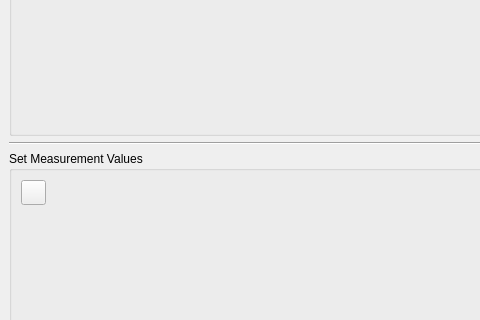
The window that src/mainwindow.ui (marvin5300/general-purpose-control) describes before a commit, drawn with Qt 5; both pictures show x 0 to 480 and y 216 to 536 of the 908 by 722 pixel window.
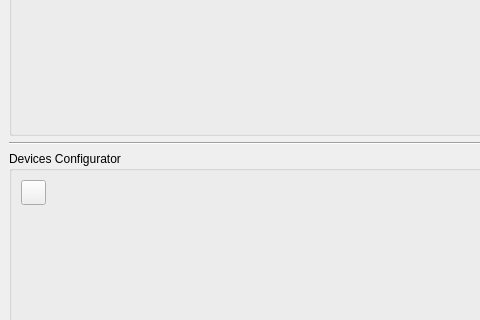
The same window after the commit.

```diff
--- a/src/mainwindow.ui
+++ b/src/mainwindow.ui
@@ -99,7 +99,7 @@
     <item row="2" column="0">
      <widget class="QGroupBox" name="setValuesBox_2">
       <property name="title">
-       <string>Set Measurement Values</string>
+       <string>Devices Configurator</string>
       </property>
       <layout class="QGridLayout" name="gridLayout_2">
        <item row="0" column="0">
```
Left out of the diff: 4 changed lines with no effect on the pictures.
